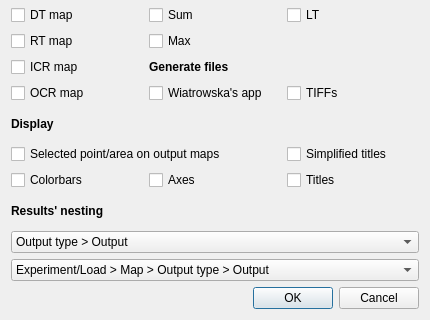
Old version of the form analyse.ui in the repository pfilipl/PolyX-XRF-Data-Analyser; both pictures show x 0 to 430 and y 230 to 550 of the 430 by 550 pixel window.
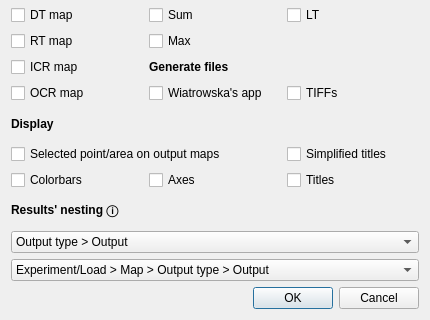
New version of the form.

Commit message: Output types explanation

```diff
--- a/analyse.ui
+++ b/analyse.ui
@@ -451,7 +451,7 @@
         <string>&lt;html&gt;&lt;head/&gt;&lt;body&gt;&lt;p&gt;&lt;span style=&quot; font-weight:700;&quot;&gt;Output type&lt;/span&gt; generates subfolders with names:&lt;/p&gt;&lt;ul style=&quot;margin-top: 0px; margin-bottom: 0px; margin-left: 0px; margin-right: 0px; -qt-list-indent: 1;&quot;&gt;&lt;li style=&quot; margin-top:12px; margin-bottom:0px; margin-left:0px; margin-right:0px; -qt-block-indent:0; text-indent:0px;&quot;&gt;Diagnostic data&lt;/li&gt;&lt;li style=&quot; margin-top:0px; margin-bottom:0px; margin-left:0px; margin-right:0px; -qt-block-indent:0; text-indent:0px;&quot;&gt;Unnormalized&lt;/li&gt;&lt;li style=&quot; margin-top:0px; margin-bottom:0px; margin-left:0px; margin-right:0px; -qt-block-indent:0; text-indent:0px;&quot;&gt;Normalized&lt;/li&gt;&lt;li style=&quot; margin-top:0px; margin-bottom:12px; margin-left:0px; margin-right:0px; -qt-block-indent:0; text-indent:0px;&quot;&gt;Spectra&lt;/li&gt;&lt;/ul&gt;&lt;/body&gt;&lt;/html&gt;</string>
        </property>
        <property name="text">
-        <string>Results' nesting</string>
+        <string>&lt;html&gt;&lt;head/&gt;&lt;body&gt;&lt;p&gt;Results' nesting ⓘ&lt;/p&gt;&lt;/body&gt;&lt;/html&gt;</string>
        </property>
       </widget>
      </item>
```
Left out of the diff: 2 changed lines with no effect on the pictures. The commit also changes 1 other file.
